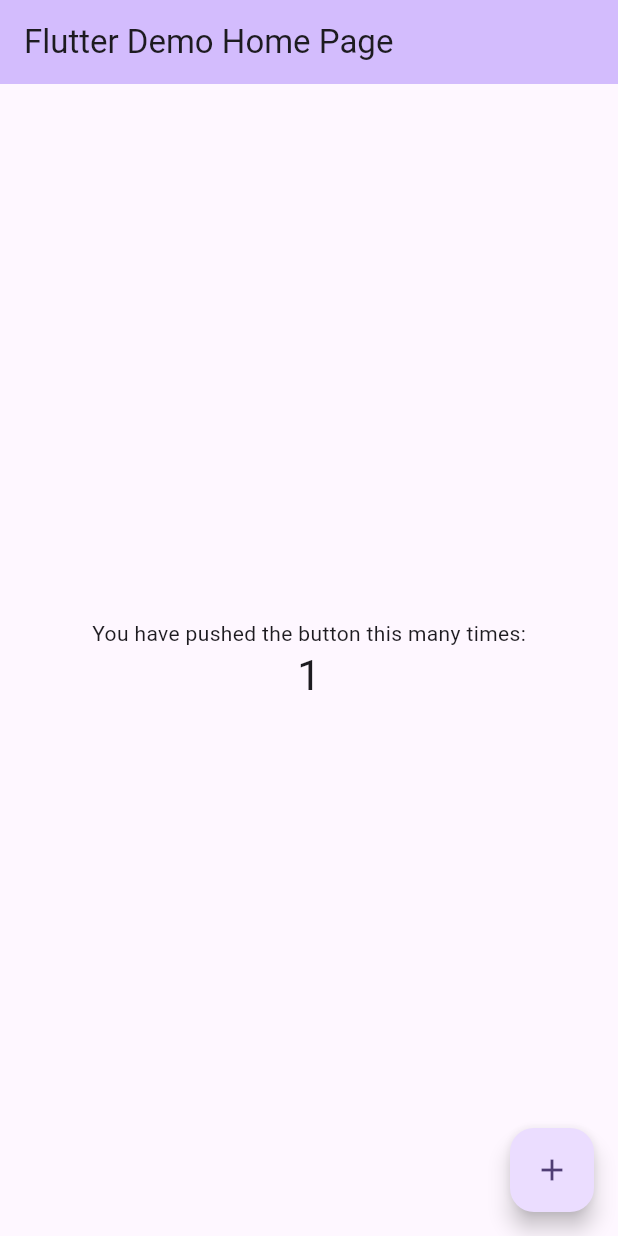
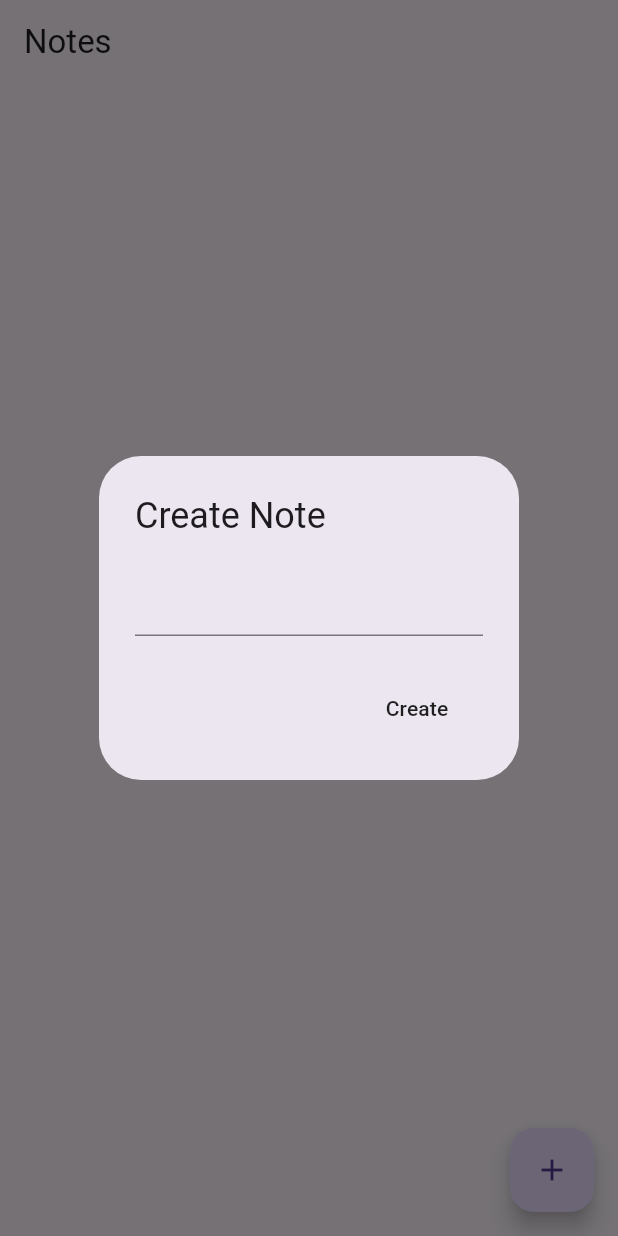
Before and after one commit to devzgabriel/minimal_notes, a Flutter app: the screen it shows after launch, after a tap on the "add" icon, on a phone screen of 412 x 824 dp. Run offline on Flutter 3.47's test engine with Material 3 defaults, Android fonts, the light colour scheme and no system bars; our stand-ins replace isar; accounts and stored records are empty; generated files the repository leaves out were written again.

Commit message:
feat: crud of notes

```diff
--- a/lib/main.dart
+++ b/lib/main.dart
@@ -1,7 +1,19 @@
 import 'package:flutter/material.dart';
+import 'package:minimal_notes/models/note_database.dart';
+import 'package:provider/provider.dart';
 
-void main() {
-  runApp(const MyApp());
+import 'pages/notes_page.dart';
+
+void main() async {
+  WidgetsFlutterBinding.ensureInitialized();
+  await NoteDatabase.init();
+
+  runApp(
+    ChangeNotifierProvider(
+      create: (context) => NoteDatabase(),
+      child: const MyApp(),
+    ),
+  );
 }
 
 class MyApp extends StatelessWidget {
@@ -10,9 +22,9 @@
   // This widget is the root of your application.
   @override
   Widget build(BuildContext context) {
-    return MaterialApp(
+    return const MaterialApp(
       title: 'Flutter Demo',
-      theme: ThemeData(
+      // theme: ThemeData(
       // This is the theme of your application.
       //
       // TRY THIS: Try running your application with "flutter run". You'll see
@@ -28,98 +40,11 @@
       //
       // This works for code too, not just values: Most code changes can be
       // tested with just a hot reload.
-        colorScheme: ColorScheme.fromSeed(seedColor: Colors.deepPurple),
-        useMaterial3: true,
-      ),
-      home: const MyHomePage(title: 'Flutter Demo Home Page'),
+      //   colorScheme: ColorScheme.fromSeed(seedColor: Colors.deepPurple),
+      //   useMaterial3: true,
+      // ),
+      home: NotesPage(),
+      debugShowCheckedModeBanner: false,
     );
   }
 }
-
-class MyHomePage extends StatefulWidget {
-  const MyHomePage({super.key, required this.title});
-
-  // This widget is the home page of your application. It is stateful, meaning
-  // that it has a State object (defined below) that contains fields that affect
-  // how it looks.
-
-  // This class is the configuration for the state. It holds the values (in this
-  // case the title) provided by the parent (in this case the App widget) and
-  // used by the build method of the State. Fields in a Widget subclass are
-  // always marked "final".
-
-  final String title;
-
-  @override
-  State<MyHomePage> createState() => _MyHomePageState();
-}
-
-class _MyHomePageState extends State<MyHomePage> {
-  int _counter = 0;
-
-  void _incrementCounter() {
-    setState(() {
-      // This call to setState tells the Flutter framework that something has
-      // changed in this State, which causes it to rerun the build method below
-      // so that the display can reflect the updated values. If we changed
-      // _counter without calling setState(), then the build method would not be
-      // called again, and so nothing would appear to happen.
-      _counter++;
-    });
-  }
-
-  @override
-  Widget build(BuildContext context) {
-    // This method is rerun every time setState is called, for instance as done
-    // by the _incrementCounter method above.
-    //
-    // The Flutter framework has been optimized to make rerunning build methods
-    // fast, so that you can just rebuild anything that needs updating rather
-    // than having to individually change instances of widgets.
-    return Scaffold(
-      appBar: AppBar(
-        // TRY THIS: Try changing the color here to a specific color (to
-        // Colors.amber, perhaps?) and trigger a hot reload to see the AppBar
-        // change color while the other colors stay the same.
-        backgroundColor: Theme.of(context).colorScheme.inversePrimary,
-        // Here we take the value from the MyHomePage object that was created by
-        // the App.build method, and use it to set our appbar title.
-        title: Text(widget.title),
-      ),
-      body: Center(
-        // Center is a layout widget. It takes a single child and positions it
-        // in the middle of the parent.
-        child: Column(
-          // Column is also a layout widget. It takes a list of children and
-          // arranges them vertically. By default, it sizes itself to fit its
-          // children horizontally, and tries to be as tall as its parent.
-          //
-          // Column has various properties to control how it sizes itself and
-          // how it positions its children. Here we use mainAxisAlignment to
-          // center the children vertically; the main axis here is the vertical
-          // axis because Columns are vertical (the cross axis would be
-          // horizontal).
-          //
-          // TRY THIS: Invoke "debug painting" (choose the "Toggle Debug Paint"
-          // action in the IDE, or press "p" in the console), to see the
-          // wireframe for each widget.
-          mainAxisAlignment: MainAxisAlignment.center,
-          children: <Widget>[
-            const Text(
-              'You have pushed the button this many times:',
-            ),
-            Text(
-              '$_counter',
-              style: Theme.of(context).textTheme.headlineMedium,
-            ),
-          ],
-        ),
-      ),
-      floatingActionButton: FloatingActionButton(
-        onPressed: _incrementCounter,
-        tooltip: 'Increment',
-        child: const Icon(Icons.add),
-      ), // This trailing comma makes auto-formatting nicer for build methods.
-    );
-  }
-}
--- /dev/null
+++ b/lib/models/note.dart
@@ -0,0 +1,11 @@
+import 'package:isar/isar.dart';
+
+// This line is needed to generate the file
+// The run: dart run build_runner build
+part 'note.g.dart';
+
+@Collection()
+class Note {
+  Id id = Isar.autoIncrement;
+  late String text;
+}
--- /dev/null
+++ b/lib/models/note_database.dart
@@ -0,0 +1,52 @@
+import 'package:flutter/material.dart';
+import 'package:isar/isar.dart';
+import 'package:minimal_notes/models/note.dart';
+import 'package:path_provider/path_provider.dart';
+
+class NoteDatabase extends ChangeNotifier {
+  static late Isar isar;
+
+// 👇 Initialize the database
+  static Future<void> init() async {
+    final dir = await getApplicationDocumentsDirectory();
+    isar = await Isar.open(
+      [NoteSchema],
+      directory: dir.path,
+    );
+  }
+
+// 👇 List of notes
+  final List<Note> currentNotes = [];
+
+// 👇 Add a note
+  Future<void> addNote(String text) async {
+    final note = Note()..text = text;
+    await isar.writeTxn(() => isar.notes.put(note));
+    fetchNotes();
+  }
+
+// 👇 Read
+  Future<void> fetchNotes() async {
+    List<Note> fetchedNotes = await isar.notes.where().findAll();
+    currentNotes.clear();
+    currentNotes.addAll(fetchedNotes);
+
+    notifyListeners();
+  }
+
+// 👇 Update
+  Future<void> updateNote(int id, String text) async {
+    final note = await isar.notes.get(id);
+    if (note != null) {
+      note.text = text;
+      await isar.writeTxn(() => isar.notes.put(note));
+      fetchNotes();
+    }
+  }
+
+// 👇 Delete
+  Future<void> deleteNote(int id) async {
+    await isar.writeTxn(() => isar.notes.delete(id));
+    fetchNotes();
+  }
+}
--- /dev/null
+++ b/lib/pages/notes_page.dart
@@ -0,0 +1,108 @@
+import 'package:flutter/material.dart';
+import 'package:minimal_notes/models/note.dart';
+import 'package:minimal_notes/models/note_database.dart';
+import 'package:provider/provider.dart';
+
+class NotesPage extends StatefulWidget {
+  const NotesPage({super.key});
+
+  @override
+  State<NotesPage> createState() => _NotesPageState();
+}
+
+class _NotesPageState extends State<NotesPage> {
+  final textController = TextEditingController();
+
+  @override
+  void initState() {
+    super.initState();
+    readNotes();
+  }
+
+  void createNote() {
+    showDialog(
+      context: context,
+      builder: (context) => AlertDialog(
+        title: const Text('Create Note'),
+        content: TextField(controller: textController),
+        actions: [
+          MaterialButton(
+            onPressed: () {
+              context.read<NoteDatabase>().addNote(textController.text);
+              textController.clear();
+              Navigator.pop(context);
+            },
+            child: const Text('Create'),
+          ),
+        ],
+      ),
+    );
+  }
+
+  void readNotes() {
+    context.read<NoteDatabase>().fetchNotes();
+  }
+
+  void updateNote(Note note) {
+    textController.text = note.text;
+    showDialog(
+      context: context,
+      builder: (context) => AlertDialog(
+        title: const Text('Edit Note'),
+        content: TextField(controller: textController),
+        actions: [
+          MaterialButton(
+            onPressed: () {
+              context
+                  .read<NoteDatabase>()
+                  .updateNote(note.id, textController.text);
+              textController.clear();
+              Navigator.pop(context);
+            },
+            child: const Text('Update'),
+          ),
+        ],
+      ),
+    );
+  }
+
+  void deleteNote(Note note) {
+    context.read<NoteDatabase>().deleteNote(note.id);
+  }
+
+  @override
+  Widget build(BuildContext context) {
+    final noteDatabase = context.watch<NoteDatabase>();
+
+    List<Note> notes = noteDatabase.currentNotes;
+
+    return Scaffold(
+        appBar: AppBar(title: const Text('Notes')),
+        floatingActionButton: FloatingActionButton(
+          onPressed: createNote,
+          child: const Icon(Icons.add),
+        ),
+        body: ListView.builder(
+          itemCount: notes.length,
+          itemBuilder: (context, index) {
+            final note = notes[index];
+            return ListTile(
+              title: Text(note.text),
+              trailing: Row(
+                mainAxisSize: MainAxisSize.min,
+                children: [
+                  IconButton(
+                    icon: const Icon(Icons.edit),
+                    onPressed: () => updateNote(note),
+                  ),
+                  IconButton(
+                    icon: const Icon(Icons.delete),
+                    onPressed: () => deleteNote(note),
+                  ),
+                ],
+              ),
+            );
+          },
+        ));
+  }
+}
--- a/pubspec.yaml
+++ b/pubspec.yaml
@@ -35,6 +35,10 @@ dependencies:
   # The following adds the Cupertino Icons font to your application.
   # Use with the CupertinoIcons class for iOS style icons.
   cupertino_icons: ^1.0.6
+  isar: ^3.1.0+1
+  isar_flutter_libs: ^3.1.0+1
+  path_provider: ^2.1.2
+  provider: ^6.1.2
 
 dev_dependencies:
   flutter_test:
@@ -46,6 +50,8 @@ dev_dependencies:
   # package. See that file for information about deactivating specific lint
   # rules and activating additional ones.
   flutter_lints: ^3.0.0
+  isar_generator: ^3.1.0+1
+  build_runner: ^2.4.9
 
 # For information on the generic Dart part of this file, see the
 # following page: https://dart.dev/tools/pub/pubspec
```
Also changed, not shown: lib/models/note.g.dart (added), pubspec.lock, 11 other files. Lines whose indentation alone changed are shown as unchanged.
